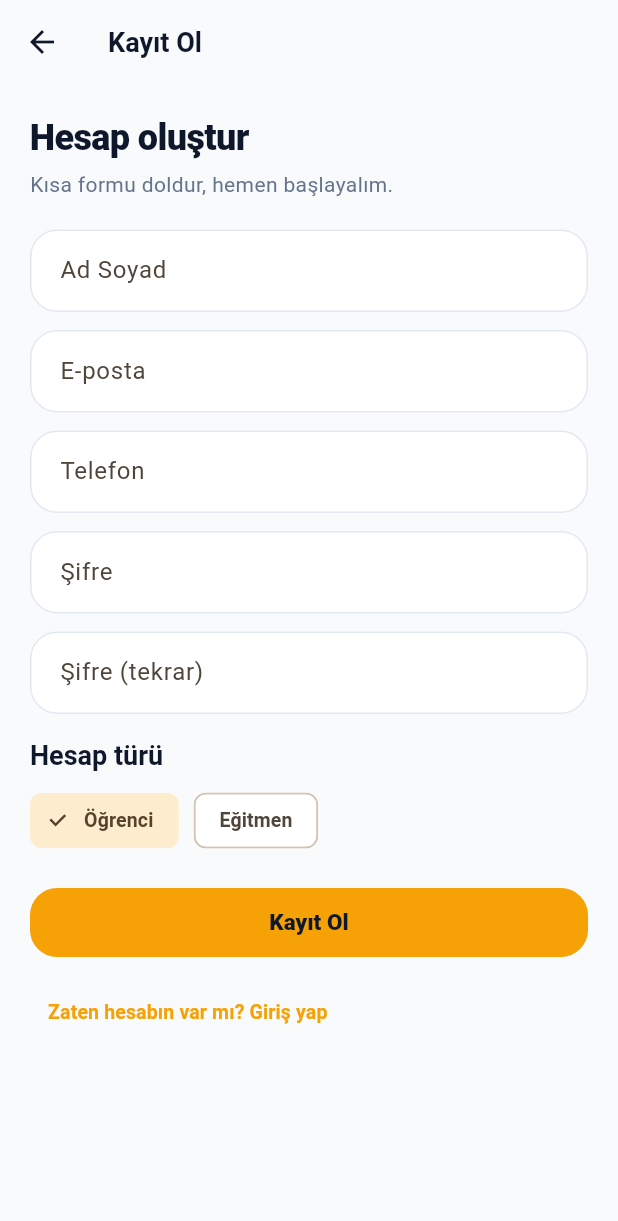
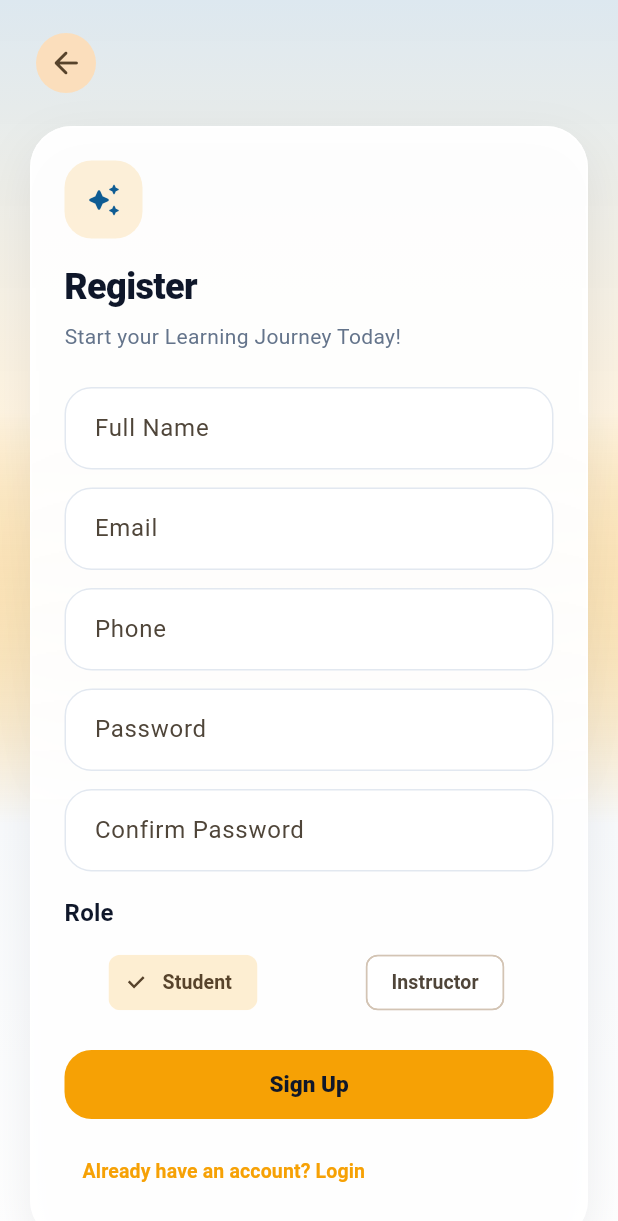
Before and after one commit to umutcanyldrm1903/linguframobile, a Flutter app: the RegisterScreen screen opened by its route, on a phone screen of 412 x 824 dp. Shown: the top 1221 px of the screen. Run offline on Flutter 3.47's test engine with Material 3 defaults, Android fonts, the phone set to English and light mode, and no system bars; our stand-ins replace dio, file_picker, flutter_riverpod, flutter_secure_storage, google_fonts, image_picker and 1 more; accounts and stored records are empty; network calls fail.

Commit message:
Make auth and public pages feel more native

```diff
--- /dev/null
+++ b/lib/src/features/auth/auth_page_scaffold.dart
@@ -0,0 +1,103 @@
+import 'package:flutter/material.dart';
+
+import '../../core/theme/app_colors.dart';
+
+class AuthPageScaffold extends StatelessWidget {
+  const AuthPageScaffold({
+    super.key,
+    required this.title,
+    required this.subtitle,
+    required this.child,
+  });
+
+  final String title;
+  final String subtitle;
+  final Widget child;
+
+  @override
+  Widget build(BuildContext context) {
+    return Scaffold(
+      backgroundColor: Colors.transparent,
+      body: Container(
+        decoration: BoxDecoration(
+          gradient: LinearGradient(
+            begin: Alignment.topCenter,
+            end: Alignment.bottomCenter,
+            colors: [
+              AppColors.brandDeep.withValues(alpha: 0.14),
+              AppColors.brand.withValues(alpha: 0.12),
+              AppColors.background,
+              Colors.white,
+            ],
+          ),
+        ),
+        child: SafeArea(
+          child: ListView(
+            padding: const EdgeInsets.fromLTRB(20, 18, 20, 28),
+            children: [
+              Align(
+                alignment: Alignment.centerLeft,
+                child: IconButton.filledTonal(
+                  onPressed: () {
+                    if (Navigator.of(context).canPop()) {
+                      Navigator.of(context).pop();
+                    } else {
+                      Navigator.pushReplacementNamed(context, '/home');
+                    }
+                  },
+                  icon: const Icon(Icons.arrow_back_rounded),
+                ),
+              ),
+              const SizedBox(height: 18),
+              Container(
+                padding: const EdgeInsets.all(22),
+                decoration: BoxDecoration(
+                  color: Colors.white.withValues(alpha: 0.96),
+                  borderRadius: BorderRadius.circular(28),
+                  border:
+                      Border.all(color: Colors.white.withValues(alpha: 0.9)),
+                  boxShadow: [
+                    BoxShadow(
+                      color: AppColors.ink.withValues(alpha: 0.08),
+                      blurRadius: 28,
+                      offset: const Offset(0, 12),
+                    ),
+                  ],
+                ),
+                child: Column(
+                  crossAxisAlignment: CrossAxisAlignment.start,
+                  children: [
+                    Container(
+                      width: 52,
+                      height: 52,
+                      decoration: BoxDecoration(
+                        color: AppColors.brand.withValues(alpha: 0.15),
+                        borderRadius: BorderRadius.circular(18),
+                      ),
+                      child: const Icon(
+                        Icons.auto_awesome_rounded,
+                        color: AppColors.brandDeep,
+                      ),
+                    ),
+                    const SizedBox(height: 16),
+                    Text(
+                      title,
+                      style: Theme.of(context).textTheme.headlineMedium,
+                    ),
+                    const SizedBox(height: 8),
+                    Text(
+                      subtitle,
+                      style: Theme.of(context).textTheme.bodyMedium,
+                    ),
+                    const SizedBox(height: 24),
+                    child,
+                  ],
+                ),
+              ),
+            ],
+          ),
+        ),
+      ),
+    );
+  }
+}
--- a/lib/src/features/auth/auth_repository.dart
+++ b/lib/src/features/auth/auth_repository.dart
@@ -39,12 +39,16 @@ class AuthRepository {
   Future<Map<String, dynamic>> register({
     required String name,
     required String email,
+    required String phone,
+    required String role,
     required String password,
     required String passwordConfirmation,
   }) async {
     final response = await ApiClient.dio.post('/register', data: {
       'name': name,
       'email': email,
+      'phone': phone,
+      'role': role,
       'password': password,
       'password_confirmation': passwordConfirmation,
     });
--- a/lib/src/features/auth/register_screen.dart
+++ b/lib/src/features/auth/register_screen.dart
@@ -1,5 +1,8 @@
 import 'package:flutter/material.dart';
+
+import '../../core/localization/app_strings.dart';
 import '../../core/theme/app_colors.dart';
+import 'auth_page_scaffold.dart';
 import 'auth_repository.dart';
 
 class RegisterScreen extends StatefulWidget {
@@ -33,29 +36,33 @@ class _RegisterScreenState extends State<RegisterScreen> {
     if (!_formKey.currentState!.validate()) {
       return;
     }
+
     if (_passwordController.text != _confirmController.text) {
       ScaffoldMessenger.of(context).showSnackBar(
-        const SnackBar(content: Text('Şifreler eşleşmiyor')),
+        SnackBar(content: Text(AppStrings.t('Passwords do not match.'))),
       );
       return;
     }
+
     setState(() => _isSubmitting = true);
     try {
       await AuthRepository().register(
         name: _nameController.text.trim(),
         email: _emailController.text.trim(),
+        phone: _phoneController.text.trim(),
+        role: _role,
         password: _passwordController.text,
         passwordConfirmation: _confirmController.text,
       );
       if (!mounted) return;
       ScaffoldMessenger.of(context).showSnackBar(
-        const SnackBar(content: Text('Kayıt isteği alındı.')),
+        SnackBar(content: Text(AppStrings.t('Register'))),
       );
       Navigator.pushReplacementNamed(context, '/login');
     } catch (_) {
       if (!mounted) return;
       ScaffoldMessenger.of(context).showSnackBar(
-        const SnackBar(content: Text('Kayıt başarısız.')),
+        SnackBar(content: Text(AppStrings.t('Something went wrong'))),
       );
     } finally {
       if (mounted) {
@@ -66,79 +73,82 @@ class _RegisterScreenState extends State<RegisterScreen> {
 
   @override
   Widget build(BuildContext context) {
-    return Scaffold(
-      appBar: AppBar(title: const Text('Kayıt Ol')),
-      body: ListView(
-        padding: const EdgeInsets.all(20),
-        children: [
-          Form(
+    return AuthPageScaffold(
+      title: AppStrings.t('Register'),
+      subtitle: AppStrings.t('Start your Learning Journey Today!'),
+      child: Form(
         key: _formKey,
         child: Column(
           crossAxisAlignment: CrossAxisAlignment.start,
           children: [
-                Text(
-                  'Hesap oluştur',
-                  style: Theme.of(context).textTheme.headlineMedium,
-                ),
-                const SizedBox(height: 6),
-                Text(
-                  'Kısa formu doldur, hemen başlayalım.',
-                  style: Theme.of(context).textTheme.bodyMedium,
-                ),
-                const SizedBox(height: 20),
             TextFormField(
               controller: _nameController,
-                  decoration: const InputDecoration(labelText: 'Ad Soyad'),
-                  validator: (value) =>
-                      value == null || value.isEmpty ? 'Ad Soyad gerekli' : null,
+              decoration: InputDecoration(labelText: AppStrings.t('Full Name')),
+              validator: (value) => value == null || value.trim().isEmpty
+                  ? AppStrings.t('Full Name')
+                  : null,
             ),
             const SizedBox(height: 12),
             TextFormField(
               controller: _emailController,
               keyboardType: TextInputType.emailAddress,
-                  decoration: const InputDecoration(labelText: 'E-posta'),
-                  validator: (value) =>
-                      value == null || value.isEmpty ? 'E-posta gerekli' : null,
+              decoration: InputDecoration(labelText: AppStrings.t('Email')),
+              validator: (value) => value == null || value.trim().isEmpty
+                  ? AppStrings.t('Email is required')
+                  : null,
             ),
             const SizedBox(height: 12),
             TextFormField(
               controller: _phoneController,
               keyboardType: TextInputType.phone,
-                  decoration: const InputDecoration(labelText: 'Telefon'),
+              decoration: InputDecoration(labelText: AppStrings.t('Phone')),
+              validator: (value) => value == null || value.trim().isEmpty
+                  ? AppStrings.t('Phone')
+                  : null,
             ),
             const SizedBox(height: 12),
             TextFormField(
               controller: _passwordController,
               obscureText: true,
-                  decoration: const InputDecoration(labelText: 'Şifre'),
-                  validator: (value) =>
-                      value == null || value.isEmpty ? 'Şifre gerekli' : null,
+              decoration: InputDecoration(labelText: AppStrings.t('Password')),
+              validator: (value) => value == null || value.isEmpty
+                  ? AppStrings.t('Password is required')
+                  : null,
             ),
             const SizedBox(height: 12),
             TextFormField(
               controller: _confirmController,
               obscureText: true,
-                  decoration: const InputDecoration(labelText: 'Şifre (tekrar)'),
-                  validator: (value) =>
-                      value == null || value.isEmpty ? 'Tekrar şifre gerekli' : null,
+              decoration:
+                  InputDecoration(labelText: AppStrings.t('Confirm Password')),
+              validator: (value) => value == null || value.isEmpty
+                  ? AppStrings.t('Confirm Password')
+                  : null,
             ),
             const SizedBox(height: 16),
-                Text('Hesap türü', style: Theme.of(context).textTheme.titleLarge),
-                const SizedBox(height: 8),
-                Wrap(
-                  spacing: 10,
+            Text(
+              AppStrings.t('Role'),
+              style: Theme.of(context).textTheme.titleMedium,
+            ),
+            const SizedBox(height: 10),
+            Row(
               children: [
-                    ChoiceChip(
-                      label: const Text('Öğrenci'),
+                Expanded(
+                  child: ChoiceChip(
+                    label: Text(AppStrings.t('Student')),
                     selected: _role == 'student',
                     onSelected: (_) => setState(() => _role = 'student'),
-                      selectedColor: AppColors.brand.withOpacity(0.2),
+                    selectedColor: AppColors.brand.withValues(alpha: 0.18),
                   ),
-                    ChoiceChip(
-                      label: const Text('Eğitmen'),
+                ),
+                const SizedBox(width: 10),
+                Expanded(
+                  child: ChoiceChip(
+                    label: Text(AppStrings.t('Instructor')),
                     selected: _role == 'instructor',
                     onSelected: (_) => setState(() => _role = 'instructor'),
-                      selectedColor: AppColors.brand.withOpacity(0.2),
+                    selectedColor: AppColors.brand.withValues(alpha: 0.18),
+                  ),
                 ),
               ],
             ),
@@ -147,19 +157,24 @@ class _RegisterScreenState extends State<RegisterScreen> {
               width: double.infinity,
               child: ElevatedButton(
                 onPressed: _isSubmitting ? null : _submit,
-                    child: Text(_isSubmitting ? 'Gönderiliyor...' : 'Kayıt Ol'),
+                child: Text(
+                  _isSubmitting
+                      ? AppStrings.t('Submitting')
+                      : AppStrings.t('Sign Up'),
                 ),
               ),
-                const SizedBox(height: 12),
+            ),
+            const SizedBox(height: 10),
             TextButton(
-                  onPressed: () => Navigator.pushReplacementNamed(context, '/login'),
-                  child: const Text('Zaten hesabın var mı? Giriş yap'),
+              onPressed: () =>
+                  Navigator.pushReplacementNamed(context, '/login'),
+              child: Text(
+                '${AppStrings.t('Already have an account?')} ${AppStrings.t('Login')}',
+              ),
             ),
           ],
         ),
       ),
-        ],
-      ),
     );
   }
 }
```
Also changed, not shown: lib/src/features/auth/login_screen.dart (+26 -29 lines), lib/src/features/public/public_footer.dart (+127 -2 lines), lib/src/features/public/public_header.dart (+98 -94 lines). Lines whose indentation alone changed are shown as unchanged.
